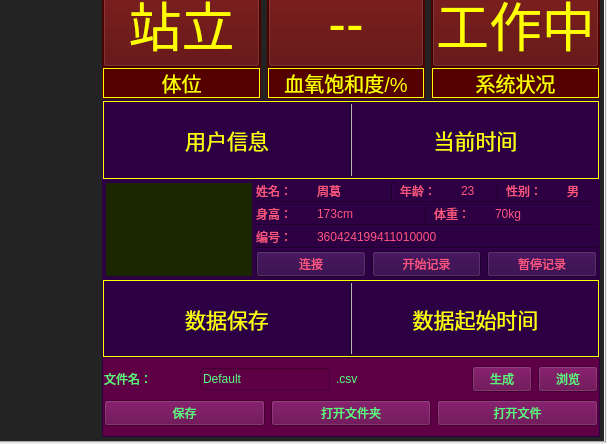
First picture: the form in ICUWin/ICUWin/mainwindow.ui, repository zhouge94/ICU_Monitor, before the edit; both pictures show x 507 to 1114 and y 302 to 746 of the 1114 by 746 pixel window.
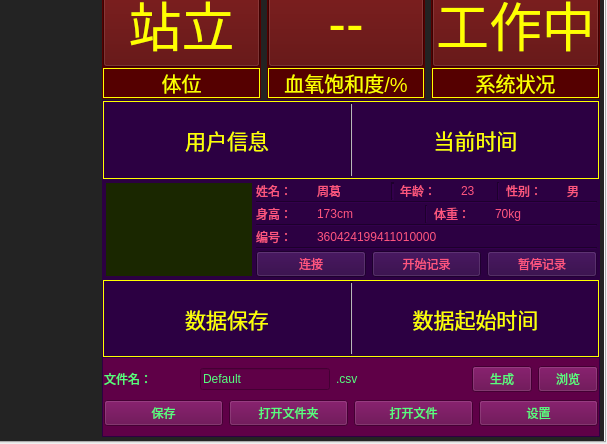
Second picture: the form after the edit. Custom widgets are drawn as their Qt base class.

Diff of the .ui file:
```diff
--- a/ICUWin/ICUWin/mainwindow.ui
+++ b/ICUWin/ICUWin/mainwindow.ui
@@ -5228,6 +5228,12 @@
                       </item>
                       <item>
                        <widget class="QLabel" name="label_current_time">
+                        <property name="sizePolicy">
+                         <sizepolicy hsizetype="Preferred" vsizetype="Fixed">
+                          <horstretch>0</horstretch>
+                          <verstretch>0</verstretch>
+                         </sizepolicy>
+                        </property>
                         <property name="font">
                          <font>
                           <family>Ubuntu</family>
@@ -5738,6 +5744,13 @@
                           </property>
                          </widget>
                         </item>
+                        <item>
+                         <widget class="QPushButton" name="pushButton_setting">
+                          <property name="text">
+                           <string>设置</string>
+                          </property>
+                         </widget>
+                        </item>
                        </layout>
                       </item>
                      </layout>
```
Left out of the diff: 23 changed lines with no effect on the pictures.
